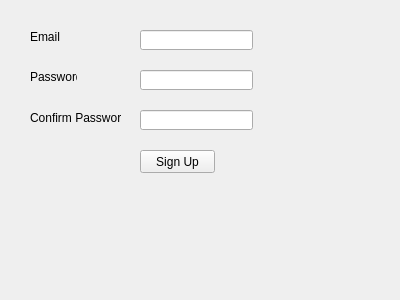
Above: createacc_baru.ui from christianbyu/Python-simple-absent-apps-with-pyqt5 before the change. Below: the same form after it.
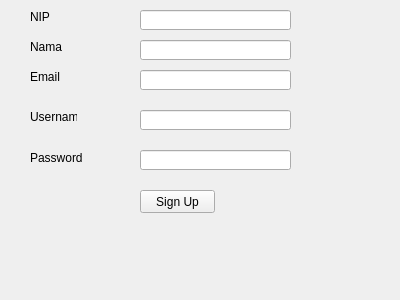
That is the form after the change.

Patch:
```diff
--- a/createacc_baru.ui
+++ b/createacc_baru.ui
@@ -17,8 +17,8 @@
    <property name="geometry">
     <rect>
      <x>140</x>
-     <y>30</y>
-     <width>113</width>
+     <y>10</y>
+     <width>151</width>
      <height>20</height>
     </rect>
    </property>
@@ -27,7 +27,7 @@
    <property name="geometry">
     <rect>
      <x>30</x>
-     <y>30</y>
+     <y>70</y>
      <width>47</width>
      <height>13</height>
     </rect>
@@ -40,21 +40,21 @@
    <property name="geometry">
     <rect>
      <x>30</x>
-     <y>70</y>
+     <y>110</y>
      <width>47</width>
      <height>13</height>
     </rect>
    </property>
    <property name="text">
-    <string>Password</string>
+    <string>Username</string>
    </property>
   </widget>
   <widget class="QLineEdit" name="password">
    <property name="geometry">
     <rect>
      <x>140</x>
-     <y>70</y>
-     <width>113</width>
+     <y>110</y>
+     <width>151</width>
      <height>20</height>
     </rect>
    </property>
@@ -63,21 +63,21 @@
    <property name="geometry">
     <rect>
      <x>30</x>
-     <y>110</y>
+     <y>150</y>
      <width>91</width>
      <height>16</height>
     </rect>
    </property>
    <property name="text">
-    <string>Confirm Password</string>
+    <string>Password</string>
    </property>
   </widget>
   <widget class="QLineEdit" name="confirmpass">
    <property name="geometry">
     <rect>
      <x>140</x>
-     <y>110</y>
-     <width>113</width>
+     <y>150</y>
+     <width>151</width>
      <height>20</height>
     </rect>
    </property>
@@ -86,7 +86,7 @@
    <property name="geometry">
     <rect>
      <x>140</x>
-     <y>150</y>
+     <y>190</y>
      <width>75</width>
      <height>23</height>
     </rect>
@@ -95,6 +95,52 @@
     <string>Sign Up</string>
    </property>
   </widget>
+  <widget class="QLabel" name="label_6">
+   <property name="geometry">
+    <rect>
+     <x>30</x>
+     <y>40</y>
+     <width>47</width>
+     <height>13</height>
+    </rect>
+   </property>
+   <property name="text">
+    <string>Nama</string>
+   </property>
+  </widget>
+  <widget class="QLabel" name="label_7">
+   <property name="geometry">
+    <rect>
+     <x>30</x>
+     <y>10</y>
+     <width>47</width>
+     <height>13</height>
+    </rect>
+   </property>
+   <property name="text">
+    <string>NIP</string>
+   </property>
+  </widget>
+  <widget class="QLineEdit" name="email_2">
+   <property name="geometry">
+    <rect>
+     <x>140</x>
+     <y>40</y>
+     <width>151</width>
+     <height>20</height>
+    </rect>
+   </property>
+  </widget>
+  <widget class="QLineEdit" name="email_3">
+   <property name="geometry">
+    <rect>
+     <x>140</x>
+     <y>70</y>
+     <width>151</width>
+     <height>20</height>
+    </rect>
+   </property>
+  </widget>
  </widget>
  <resources/>
  <connections/>
```
